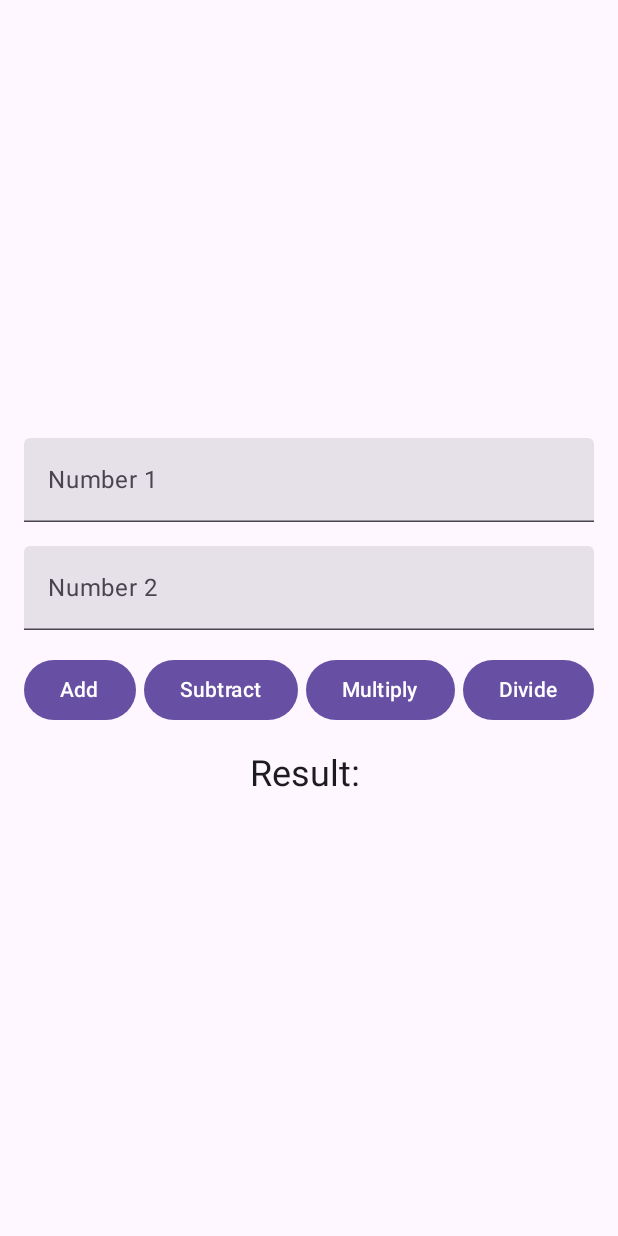
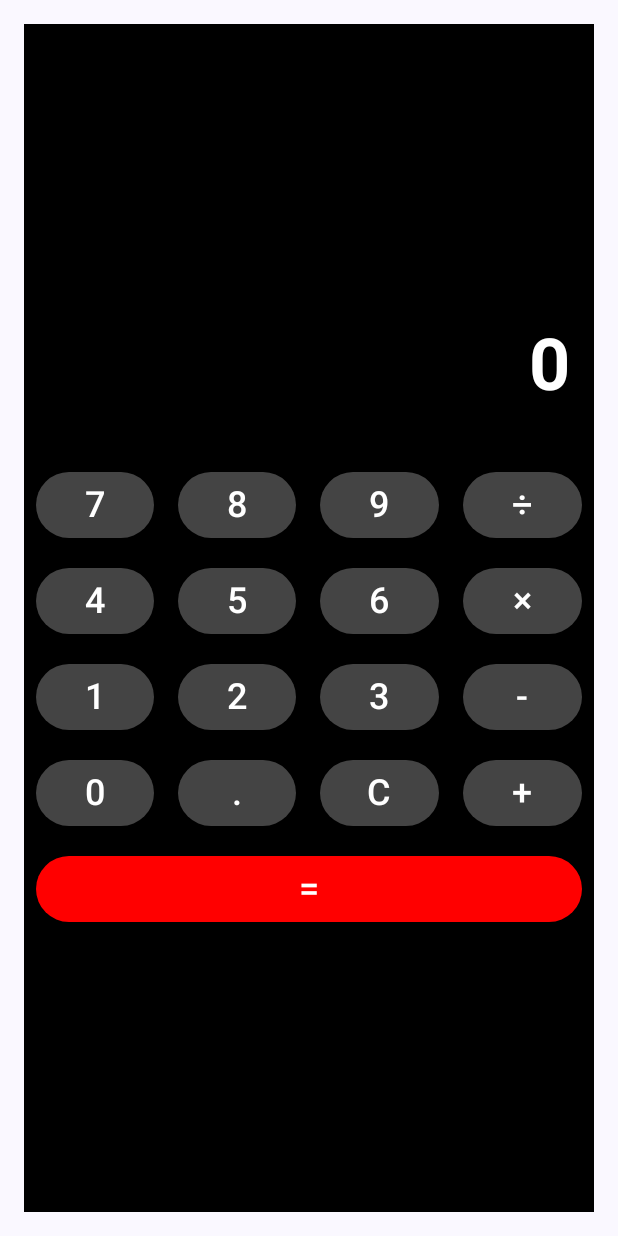
Before and after one commit to KauaGrathwohl/exercicios-solucoes-mobile-satc, an Android app built with Jetpack Compose: the screen it shows after launch (MainActivity), on a phone screen of 412 x 824 dp. Run offline under Robolectric (Android 15) with nearby library versions, the phone set to English and light mode, and no system bars.

Commit message:
Corrigindo implementações

```diff
--- a/app/src/main/java/com/example/exercicios_solucoes_mobile_satc/MainActivity.kt
+++ b/app/src/main/java/com/example/exercicios_solucoes_mobile_satc/MainActivity.kt
@@ -3,23 +3,46 @@ package com.example.exercicios_solucoes_mobile_satc
 import android.os.Bundle
 import androidx.activity.ComponentActivity
 import androidx.activity.compose.setContent
+import androidx.activity.enableEdgeToEdge
+import androidx.compose.foundation.layout.fillMaxSize
 import androidx.compose.material3.MaterialTheme
 import androidx.compose.material3.Surface
+import androidx.compose.runtime.Composable
+import androidx.compose.ui.Modifier
+import androidx.compose.ui.tooling.preview.Preview
 import com.example.exercicios_solucoes_mobile_satc.calculator.Calculator
 import com.example.exercicios_solucoes_mobile_satc.calculator.CalculatorUI
+import com.example.exercicios_solucoes_mobile_satc.ui.theme.Exercicios_solucoes_mobile_satcTheme
 
 class MainActivity : ComponentActivity() {
-
     override fun onCreate(savedInstanceState: Bundle?) {
         super.onCreate(savedInstanceState)
         val calculator = Calculator()
 
+        enableEdgeToEdge()
         setContent {
-            MaterialTheme {
-                Surface {
+            Exercicios_solucoes_mobile_satcTheme {
+                Surface(
+                    modifier = Modifier.fillMaxSize(),
+                    color = MaterialTheme.colorScheme.background
+                ) {
                     CalculatorUI(calculator)
                 }
             }
         }
     }
 }
+
+@Preview(showBackground = true)
+@Composable
+fun CalculatorPreview() {
+    Exercicios_solucoes_mobile_satcTheme {
+        val calculator = Calculator()
+        Surface(
+            modifier = Modifier.fillMaxSize(),
+            color = MaterialTheme.colorScheme.background
+        ) {
+            CalculatorUI(calculator)
+        }
+    }
+}
--- a/app/src/main/java/com/example/exercicios_solucoes_mobile_satc/calculator/CalculatorUI.kt
+++ b/app/src/main/java/com/example/exercicios_solucoes_mobile_satc/calculator/CalculatorUI.kt
@@ -1,77 +1,141 @@
 package com.example.exercicios_solucoes_mobile_satc.calculator
 
+import androidx.compose.foundation.background
 import androidx.compose.foundation.layout.*
 import androidx.compose.material3.*
 import androidx.compose.runtime.*
 import androidx.compose.ui.Alignment
 import androidx.compose.ui.Modifier
-import androidx.compose.ui.text.input.TextFieldValue
+import androidx.compose.ui.graphics.Color
+import androidx.compose.ui.text.font.FontWeight
+import androidx.compose.ui.text.style.TextAlign
 import androidx.compose.ui.unit.dp
+import androidx.compose.ui.unit.sp
 
 @Composable
 fun CalculatorUI(calculator: Calculator) {
 
-    var number1 by remember { mutableStateOf(TextFieldValue("")) }
-    var number2 by remember { mutableStateOf(TextFieldValue("")) }
-    var result by remember { mutableStateOf("") }
+    var displayValue by remember { mutableStateOf("0") }
+    var operand1 by remember { mutableStateOf<Double?>(null) }
+    var operand2 by remember { mutableStateOf<Double?>(null) }
+    var operation by remember { mutableStateOf<String?>(null) }
+
+    val appendNumber = { number: String ->
+        if (displayValue == "0") {
+            displayValue = number
+        } else {
+            displayValue += number
+        }
+    }
+
+    val clear = {
+        displayValue = "0"
+        operand1 = null
+        operand2 = null
+        operation = null
+    }
+
+    val selectOperation = { selectedOperation: String ->
+        operand1 = displayValue.toDoubleOrNull()
+        operation = selectedOperation
+        displayValue = "0"
+    }
+
+    val calculateResult = {
+        operand2 = displayValue.toDoubleOrNull()
+        if (operand1 != null && operand2 != null && operation != null) {
+            displayValue = when (operation) {
+                "+" -> calculator.add(operand1!!, operand2!!).toString()
+                "-" -> calculator.subtract(operand1!!, operand2!!).toString()
+                "×" -> calculator.multiply(operand1!!, operand2!!).toString()
+                "÷" -> try {
+                    calculator.divide(operand1!!, operand2!!).toString()
+                } catch (e: IllegalArgumentException) {
+                    "Error"
+                }
+                else -> "Error"
+            }
+        }
+        operation = null
+        operand1 = null
+        operand2 = null
+    }
 
     Column(
         modifier = Modifier
             .fillMaxSize()
-            .padding(16.dp),
+            .padding(16.dp)
+            .background(Color.Black),
         verticalArrangement = Arrangement.Center,
         horizontalAlignment = Alignment.CenterHorizontally
     ) {
-        TextField(
-            value = number1,
-            onValueChange = { number1 = it },
-            label = { Text("Number 1") },
-            modifier = Modifier.fillMaxWidth()
+        // Display
+        Text(
+            text = displayValue,
+            color = Color.White,
+            fontSize = 48.sp,
+            fontWeight = FontWeight.Bold,
+            textAlign = TextAlign.End,
+            modifier = Modifier
+                .fillMaxWidth()
+                .padding(16.dp)
         )
 
         Spacer(modifier = Modifier.height(16.dp))
 
-        TextField(
-            value = number2,
-            onValueChange = { number2 = it },
-            label = { Text("Number 2") },
-            modifier = Modifier.fillMaxWidth()
-        )
+        // Buttons
+        val buttonModifier = Modifier
+            .weight(1f)
+            .padding(8.dp)
 
-        Spacer(modifier = Modifier.height(16.dp))
+        val buttonColors = ButtonDefaults.buttonColors(containerColor = Color.DarkGray)
 
-        Row(modifier = Modifier.fillMaxWidth(), horizontalArrangement = Arrangement.SpaceBetween) {
-            Button(onClick = {
-                result = calculator.add(number1.text.toDouble(), number2.text.toDouble()).toString()
-            }) {
-                Text("Add")
+        Column(modifier = Modifier.fillMaxWidth()) {
+            Row(modifier = Modifier.fillMaxWidth()) {
+                CalculatorButton("7", buttonModifier, buttonColors) { appendNumber("7") }
+                CalculatorButton("8", buttonModifier, buttonColors) { appendNumber("8") }
+                CalculatorButton("9", buttonModifier, buttonColors) { appendNumber("9") }
+                CalculatorButton("÷", buttonModifier, buttonColors) { selectOperation("÷") }
             }
-
-            Button(onClick = {
-                result = calculator.subtract(number1.text.toDouble(), number2.text.toDouble()).toString()
-            }) {
-                Text("Subtract")
+            Row(modifier = Modifier.fillMaxWidth()) {
+                CalculatorButton("4", buttonModifier, buttonColors) { appendNumber("4") }
+                CalculatorButton("5", buttonModifier, buttonColors) { appendNumber("5") }
+                CalculatorButton("6", buttonModifier, buttonColors) { appendNumber("6") }
+                CalculatorButton("×", buttonModifier, buttonColors) { selectOperation("×") }
             }
-
-            Button(onClick = {
-                result = calculator.multiply(number1.text.toDouble(), number2.text.toDouble()).toString()
-            }) {
-                Text("Multiply")
+            Row(modifier = Modifier.fillMaxWidth()) {
+                CalculatorButton("1", buttonModifier, buttonColors) { appendNumber("1") }
+                CalculatorButton("2", buttonModifier, buttonColors) { appendNumber("2") }
+                CalculatorButton("3", buttonModifier, buttonColors) { appendNumber("3") }
+                CalculatorButton("-", buttonModifier, buttonColors) { selectOperation("-") }
             }
-
-            Button(onClick = {
-                result = try {
-                    calculator.divide(number1.text.toDouble(), number2.text.toDouble()).toString()
-                } catch (e: IllegalArgumentException) {
-                    "Error"
+            Row(modifier = Modifier.fillMaxWidth()) {
+                CalculatorButton("0", buttonModifier, buttonColors) { appendNumber("0") }
+                CalculatorButton(".", buttonModifier, buttonColors) { appendNumber(".") }
+                CalculatorButton("C", buttonModifier, buttonColors) { clear() }
+                CalculatorButton("+", buttonModifier, buttonColors) { selectOperation("+") }
+            }
+            Row(modifier = Modifier.fillMaxWidth()) {
+                CalculatorButton("=", Modifier.weight(4f).padding(8.dp), ButtonDefaults.buttonColors(containerColor = Color.Red)) {
+                    calculateResult()
                 }
-            }) {
-                Text("Divide")
             }
         }
-
-        Spacer(modifier = Modifier.height(16.dp))
-
-        Text(text = "Result: $result", style = MaterialTheme.typography.headlineSmall)
     }
 }
+
+@Composable
+fun CalculatorButton(
+    text: String,
+    modifier: Modifier = Modifier,
+    colors: ButtonColors = ButtonDefaults.buttonColors(),
+    onClick: () -> Unit
+) {
+    Button(
+        onClick = onClick,
+        modifier = modifier,
+        colors = colors
+    ) {
+        Text(text = text, fontSize = 24.sp, color = Color.White)
+    }
+}
```
